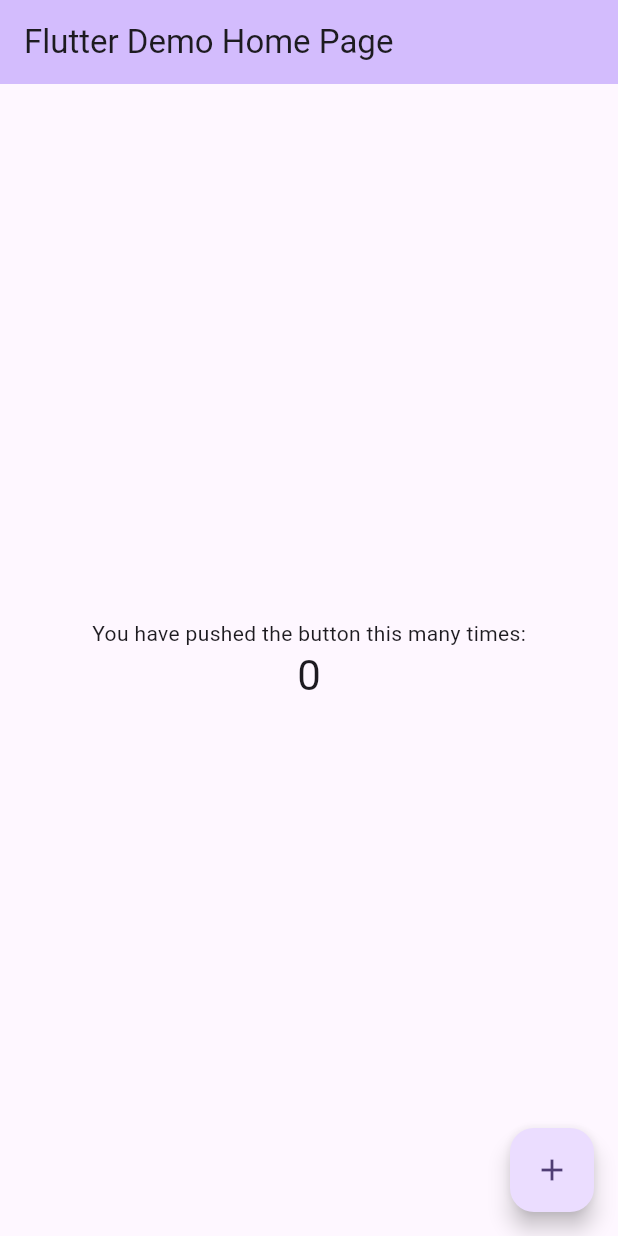
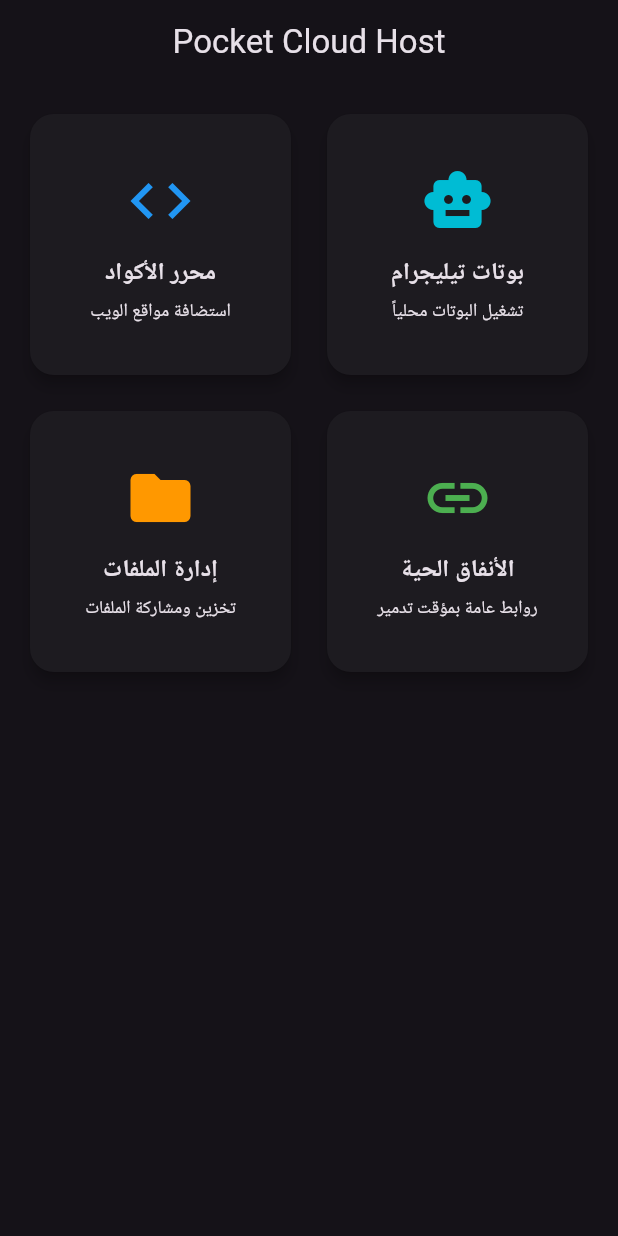
Before and after one commit to helpterooai-ops/local-server-, a Flutter app: the screen it shows after launch, on a phone screen of 412 x 824 dp. Run offline on Flutter 3.47's test engine with Material 3 defaults, Android fonts, the phone set to English and light mode, and no system bars.

Commit message:
Add core structure: main.dart, home_screen, and dependencies

```diff
--- a/lib/main.dart
+++ b/lib/main.dart
@@ -1,122 +1,27 @@
 import 'package:flutter/material.dart';
+import 'screens/home_screen.dart';
 
 void main() {
-  runApp(const MyApp());
+  WidgetsFlutterBinding.ensureInitialized();
+  runApp(const PocketCloudApp());
 }
 
-class MyApp extends StatelessWidget {
-  const MyApp({super.key});
+class PocketCloudApp extends StatelessWidget {
+  const PocketCloudApp({super.key});
 
-  // This widget is the root of your application.
   @override
   Widget build(BuildContext context) {
     return MaterialApp(
-      title: 'Flutter Demo',
+      title: 'Pocket Cloud Host',
+      debugShowCheckedModeBanner: false,
       theme: ThemeData(
-        // This is the theme of your application.
-        //
-        // TRY THIS: Try running your application with "flutter run". You'll see
-        // the application has a purple toolbar. Then, without quitting the app,
-        // try changing the seedColor in the colorScheme below to Colors.green
-        // and then invoke "hot reload" (save your changes or press the "hot
-        // reload" button in a Flutter-supported IDE, or press "r" if you used
-        // the command line to start the app).
-        //
-        // Notice that the counter didn't reset back to zero; the application
-        // state is not lost during the reload. To reset the state, use hot
-        // restart instead.
-        //
-        // This works for code too, not just values: Most code changes can be
-        // tested with just a hot reload.
-        colorScheme: .fromSeed(seedColor: Colors.deepPurple),
+        colorScheme: ColorScheme.fromSeed(
+          seedColor: Colors.deepPurple,
+          brightness: Brightness.dark,
+        ),
+        useMaterial3: true,
       ),
-      home: const MyHomePage(title: 'Flutter Demo Home Page'),
+      home: const HomeScreen(),
     );
   }
 }
-
-class MyHomePage extends StatefulWidget {
-  const MyHomePage({super.key, required this.title});
-
-  // This widget is the home page of your application. It is stateful, meaning
-  // that it has a State object (defined below) that contains fields that affect
-  // how it looks.
-
-  // This class is the configuration for the state. It holds the values (in this
-  // case the title) provided by the parent (in this case the App widget) and
-  // used by the build method of the State. Fields in a Widget subclass are
-  // always marked "final".
-
-  final String title;
-
-  @override
-  State<MyHomePage> createState() => _MyHomePageState();
-}
-
-class _MyHomePageState extends State<MyHomePage> {
-  int _counter = 0;
-
-  void _incrementCounter() {
-    setState(() {
-      // This call to setState tells the Flutter framework that something has
-      // changed in this State, which causes it to rerun the build method below
-      // so that the display can reflect the updated values. If we changed
-      // _counter without calling setState(), then the build method would not be
-      // called again, and so nothing would appear to happen.
-      _counter++;
-    });
-  }
-
-  @override
-  Widget build(BuildContext context) {
-    // This method is rerun every time setState is called, for instance as done
-    // by the _incrementCounter method above.
-    //
-    // The Flutter framework has been optimized to make rerunning build methods
-    // fast, so that you can just rebuild anything that needs updating rather
-    // than having to individually change instances of widgets.
-    return Scaffold(
-      appBar: AppBar(
-        // TRY THIS: Try changing the color here to a specific color (to
-        // Colors.amber, perhaps?) and trigger a hot reload to see the AppBar
-        // change color while the other colors stay the same.
-        backgroundColor: Theme.of(context).colorScheme.inversePrimary,
-        // Here we take the value from the MyHomePage object that was created by
-        // the App.build method, and use it to set our appbar title.
-        title: Text(widget.title),
-      ),
-      body: Center(
-        // Center is a layout widget. It takes a single child and positions it
-        // in the middle of the parent.
-        child: Column(
-          // Column is also a layout widget. It takes a list of children and
-          // arranges them vertically. By default, it sizes itself to fit its
-          // children horizontally, and tries to be as tall as its parent.
-          //
-          // Column has various properties to control how it sizes itself and
-          // how it positions its children. Here we use mainAxisAlignment to
-          // center the children vertically; the main axis here is the vertical
-          // axis because Columns are vertical (the cross axis would be
-          // horizontal).
-          //
-          // TRY THIS: Invoke "debug painting" (choose the "Toggle Debug Paint"
-          // action in the IDE, or press "p" in the console), to see the
-          // wireframe for each widget.
-          mainAxisAlignment: .center,
-          children: [
-            const Text('You have pushed the button this many times:'),
-            Text(
-              '$_counter',
-              style: Theme.of(context).textTheme.headlineMedium,
-            ),
-          ],
-        ),
-      ),
-      floatingActionButton: FloatingActionButton(
-        onPressed: _incrementCounter,
-        tooltip: 'Increment',
-        child: const Icon(Icons.add),
-      ),
-    );
-  }
-}
--- /dev/null
+++ b/lib/screens/home_screen.dart
@@ -0,0 +1,107 @@
+import 'package:flutter/material.dart';
+
+class HomeScreen extends StatelessWidget {
+  const HomeScreen({super.key});
+
+  @override
+  Widget build(BuildContext context) {
+    return Scaffold(
+      appBar: AppBar(
+        title: const Text('Pocket Cloud Host'),
+        centerTitle: true,
+        elevation: 0,
+      ),
+      body: Padding(
+        padding: const EdgeInsets.all(16.0),
+        child: GridView.count(
+          crossAxisCount: 2,
+          crossAxisSpacing: 16,
+          mainAxisSpacing: 16,
+          children: [
+            _buildFeatureCard(
+              context,
+              icon: Icons.code,
+              title: 'محرر الأكواد',
+              subtitle: 'استضافة مواقع الويب',
+              color: Colors.blue,
+              onTap: () {
+                // TODO: الانتقال إلى محرر الأكواد
+              },
+            ),
+            _buildFeatureCard(
+              context,
+              icon: Icons.smart_toy,
+              title: 'بوتات تيليجرام',
+              subtitle: 'تشغيل البوتات محلياً',
+              color: Colors.cyan,
+              onTap: () {
+                // TODO: الانتقال إلى إدارة البوتات
+              },
+            ),
+            _buildFeatureCard(
+              context,
+              icon: Icons.folder,
+              title: 'إدارة الملفات',
+              subtitle: 'تخزين ومشاركة الملفات',
+              color: Colors.orange,
+              onTap: () {
+                // TODO: الانتقال إلى مدير الملفات
+              },
+            ),
+            _buildFeatureCard(
+              context,
+              icon: Icons.link,
+              title: 'الأنفاق الحية',
+              subtitle: 'روابط عامة بمؤقت تدمير',
+              color: Colors.green,
+              onTap: () {
+                // TODO: الانتقال إلى إدارة الأنفاق
+              },
+            ),
+          ],
+        ),
+      ),
+    );
+  }
+
+  Widget _buildFeatureCard(
+    BuildContext context, {
+    required IconData icon,
+    required String title,
+    required String subtitle,
+    required Color color,
+    required VoidCallback onTap,
+  }) {
+    return Card(
+      elevation: 4,
+      shape: RoundedRectangleBorder(borderRadius: BorderRadius.circular(16)),
+      child: InkWell(
+        onTap: onTap,
+        borderRadius: BorderRadius.circular(16),
+        child: Padding(
+          padding: const EdgeInsets.all(16.0),
+          child: Column(
+            mainAxisAlignment: MainAxisAlignment.center,
+            children: [
+              Icon(icon, size: 48, color: color),
+              const SizedBox(height: 12),
+              Text(
+                title,
+                style: Theme.of(context).textTheme.titleMedium?.copyWith(
+                      fontWeight: FontWeight.bold,
+                    ),
+                textAlign: TextAlign.center,
+              ),
+              const SizedBox(height: 4),
+              Text(
+                subtitle,
+                style: Theme.of(context).textTheme.bodySmall,
+                textAlign: TextAlign.center,
+              ),
+            ],
+          ),
+        ),
+      ),
+    );
+  }
+}
```
Also changed, not shown: pubspec.yaml (+52 -68 lines).
